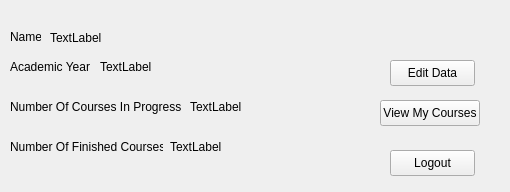
MIDOKIM/CourseManagement, file Home.ui: the form before one commit.
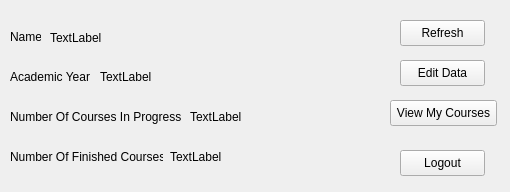
The form after the commit.

What changed in the file:
```diff
--- a/Home.ui
+++ b/Home.ui
@@ -10,6 +10,24 @@
     <height>192</height>
    </rect>
   </property>
+  <property name="sizePolicy">
+   <sizepolicy hsizetype="Fixed" vsizetype="Fixed">
+    <horstretch>0</horstretch>
+    <verstretch>0</verstretch>
+   </sizepolicy>
+  </property>
+  <property name="minimumSize">
+   <size>
+    <width>510</width>
+    <height>192</height>
+   </size>
+  </property>
+  <property name="maximumSize">
+   <size>
+    <width>510</width>
+    <height>192</height>
+   </size>
+  </property>
   <property name="windowTitle">
    <string>Home</string>
   </property>
@@ -30,7 +48,7 @@
    <property name="geometry">
     <rect>
      <x>10</x>
-     <y>60</y>
+     <y>70</y>
      <width>81</width>
      <height>14</height>
     </rect>
@@ -43,7 +61,7 @@
    <property name="geometry">
     <rect>
      <x>10</x>
-     <y>100</y>
+     <y>110</y>
      <width>171</width>
      <height>14</height>
     </rect>
@@ -56,7 +74,7 @@
    <property name="geometry">
     <rect>
      <x>10</x>
-     <y>140</y>
+     <y>150</y>
      <width>153</width>
      <height>14</height>
     </rect>
@@ -68,7 +86,7 @@
   <widget class="QPushButton" name="editdata">
    <property name="geometry">
     <rect>
-     <x>390</x>
+     <x>400</x>
      <y>60</y>
      <width>85</width>
      <height>26</height>
@@ -81,9 +99,9 @@
   <widget class="QPushButton" name="viewmine">
    <property name="geometry">
     <rect>
-     <x>380</x>
+     <x>390</x>
      <y>100</y>
-     <width>100</width>
+     <width>107</width>
      <height>26</height>
     </rect>
    </property>
@@ -108,7 +126,7 @@
    <property name="geometry">
     <rect>
      <x>100</x>
-     <y>60</y>
+     <y>70</y>
      <width>54</width>
      <height>14</height>
     </rect>
@@ -121,7 +139,7 @@
    <property name="geometry">
     <rect>
      <x>190</x>
-     <y>100</y>
+     <y>110</y>
      <width>54</width>
      <height>14</height>
     </rect>
@@ -134,7 +152,7 @@
    <property name="geometry">
     <rect>
      <x>170</x>
-     <y>140</y>
+     <y>150</y>
      <width>54</width>
      <height>14</height>
     </rect>
@@ -146,7 +164,7 @@
   <widget class="QPushButton" name="logout">
    <property name="geometry">
     <rect>
-     <x>390</x>
+     <x>400</x>
      <y>150</y>
      <width>85</width>
      <height>26</height>
@@ -156,6 +174,22 @@
     <string>Logout</string>
    </property>
   </widget>
+  <widget class="QPushButton" name="rfrsh">
+   <property name="geometry">
+    <rect>
+     <x>400</x>
+     <y>20</y>
+     <width>85</width>
+     <height>26</height>
+    </rect>
+   </property>
+   <property name="cursor">
+    <cursorShape>PointingHandCursor</cursorShape>
+   </property>
+   <property name="text">
+    <string>Refresh</string>
+   </property>
+  </widget>
  </widget>
  <layoutdefault spacing="6" margin="11"/>
  <resources/>
```
Left out of the diff: 9 changed lines with no effect on the pictures.
